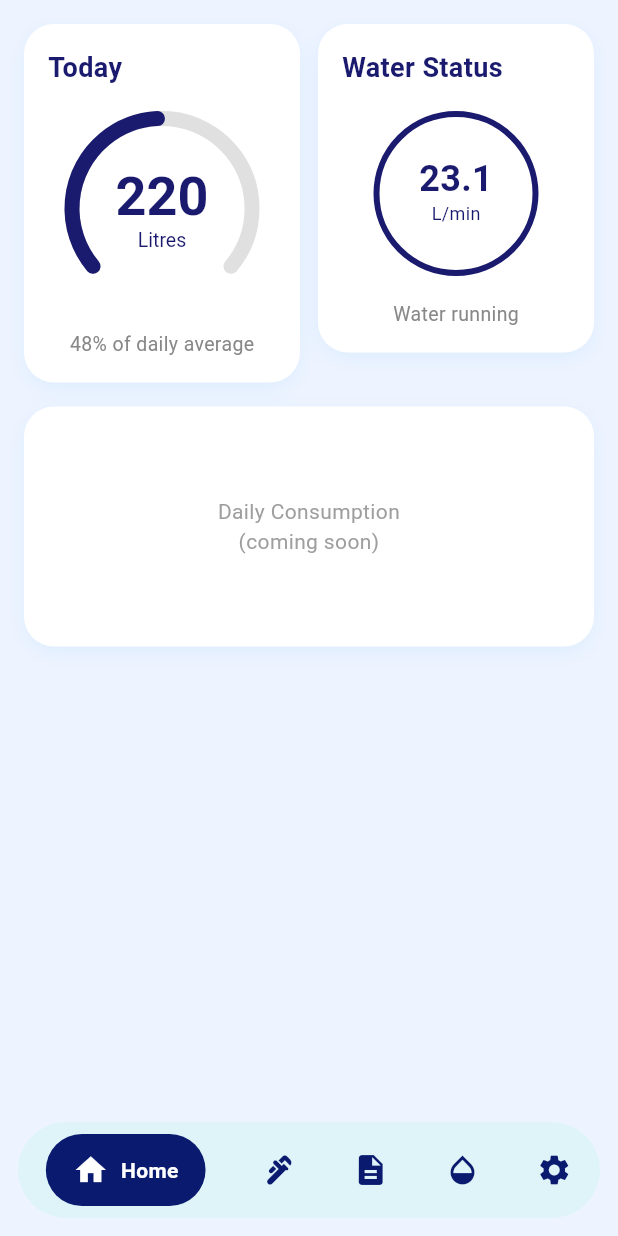
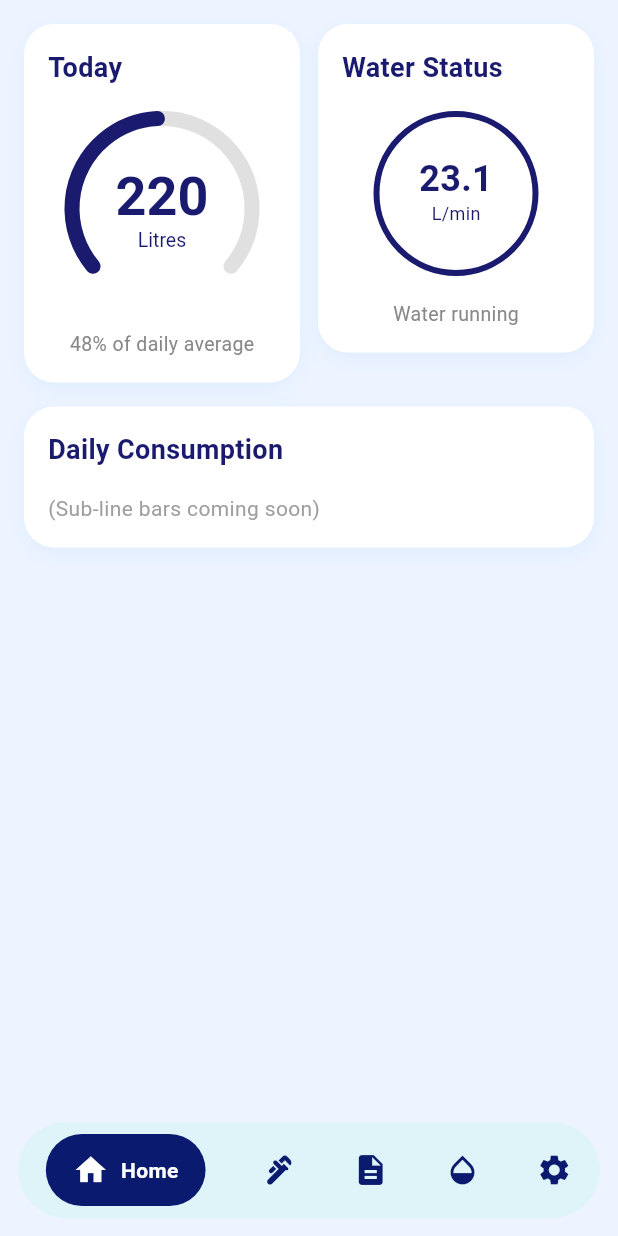
Before and after one commit to Ishan101-hub/sdgp-se24-aquasense-mobile, a Flutter app: the screen it shows after launch, on a phone screen of 412 x 824 dp. Run offline on Flutter 3.47's test engine with Material 3 defaults, Android fonts, the phone set to English and light mode, and no system bars.

Commit message:
Create Daily Consumption Card

```diff
--- a/home_aqua/lib/screens/home_page.dart
+++ b/home_aqua/lib/screens/home_page.dart
@@ -1,15 +1,14 @@
 import 'package:flutter/material.dart';
 import '../widgets/today_card.dart';
-import '../widgets/water_status_card.dart'; // ← new import
+import '../widgets/water_status_card.dart';
+import '../widgets/daily_consumption_card.dart'; // ← new import
 
 class HomePage extends StatelessWidget {
   const HomePage({super.key});
 
   @override
   Widget build(BuildContext context) {
-    return Scaffold(
-      backgroundColor: const Color(0xFFEEF4FF),
-      body: SafeArea(
+    return SafeArea(
       child: SingleChildScrollView(
         padding: const EdgeInsets.all(16.0),
         child: Column(
@@ -18,18 +17,18 @@ class HomePage extends StatelessWidget {
             // ── TOP ROW: Today card + Water Status card ──
             Row(
               crossAxisAlignment: CrossAxisAlignment.start,
-                children: [
+              children: const [
 
                 // Today Card (left side)
                 Expanded(
                   child: TodayCard(),
                 ),
 
-                  const SizedBox(width: 12),
+                SizedBox(width: 12),
 
                 // Water Status Card (right side)
                 Expanded(
-                    child: WaterStatusCard(), // ← replaced placeholder
+                  child: WaterStatusCard(),
                 ),
 
               ],
@@ -37,32 +36,10 @@ class HomePage extends StatelessWidget {
 
             const SizedBox(height: 16),
 
-              // ── Daily Consumption card placeholder ──
-              Container(
-                width: double.infinity,
-                height: 160,
-                decoration: BoxDecoration(
-                  color: Colors.white,
-                  borderRadius: BorderRadius.circular(20),
-                  boxShadow: [
-                    BoxShadow(
-                      color: Colors.blue.withOpacity(0.08),
-                      blurRadius: 12,
-                      offset: const Offset(0, 4),
-                    ),
-                  ],
-                ),
-                child: const Center(
-                  child: Text(
-                    'Daily Consumption\n(coming soon)',
-                    textAlign: TextAlign.center,
-                    style: TextStyle(color: Colors.grey),
-                  ),
-                ),
-              ),
+            // ── PART 3.1: Daily Consumption card ──
+            const DailyConsumptionCard(), // ← replaced placeholder
 
           ],
-          ),
         ),
       ),
     );
--- /dev/null
+++ b/home_aqua/lib/widgets/daily_consumption_card.dart
@@ -0,0 +1,48 @@
+import 'package:flutter/material.dart';
+
+class DailyConsumptionCard extends StatelessWidget {
+  const DailyConsumptionCard({super.key});
+
+  @override
+  Widget build(BuildContext context) {
+    return Container(
+      width: double.infinity,
+      decoration: BoxDecoration(
+        color: Colors.white,
+        borderRadius: BorderRadius.circular(20),
+        boxShadow: [
+          BoxShadow(
+            color: Colors.blue.withValues(alpha: 0.08),
+            blurRadius: 12,
+            offset: const Offset(0, 4),
+          ),
+        ],
+      ),
+      padding: const EdgeInsets.all(16),
+      child: Column(
+        crossAxisAlignment: CrossAxisAlignment.start,
+        children: [
+
+          // ── TITLE ──
+          const Text(
+            'Daily Consumption',
+            style: TextStyle(
+              fontSize: 18,
+              fontWeight: FontWeight.bold,
+              color: Color(0xFF1A1A6E),
+            ),
+          ),
+
+          const SizedBox(height: 16),
+
+          // ── PLACEHOLDER for sub-line bars (Parts 3.2, 3.3, 3.4) ──
+          const Text(
+            '(Sub-line bars coming soon)',
+            style: TextStyle(color: Colors.grey),
+          ),
+
+        ],
+      ),
+    );
+  }
+}
```
Lines whose indentation alone changed are shown as unchanged.
